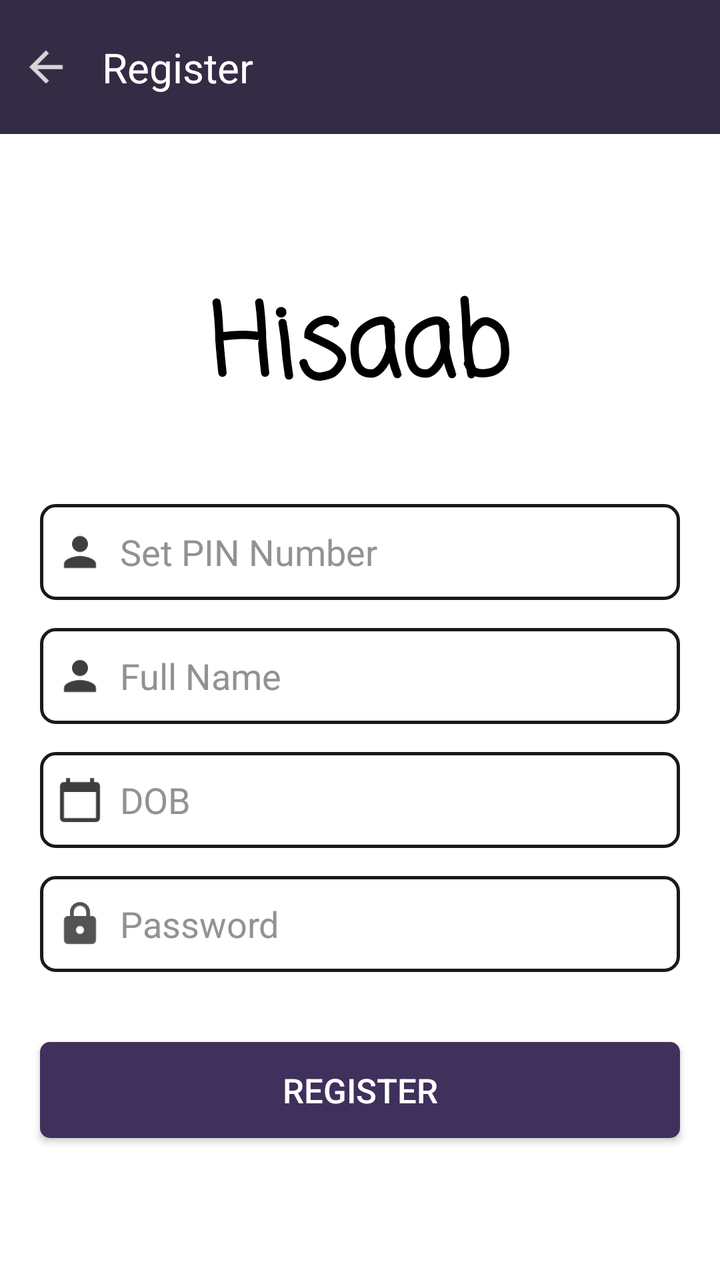
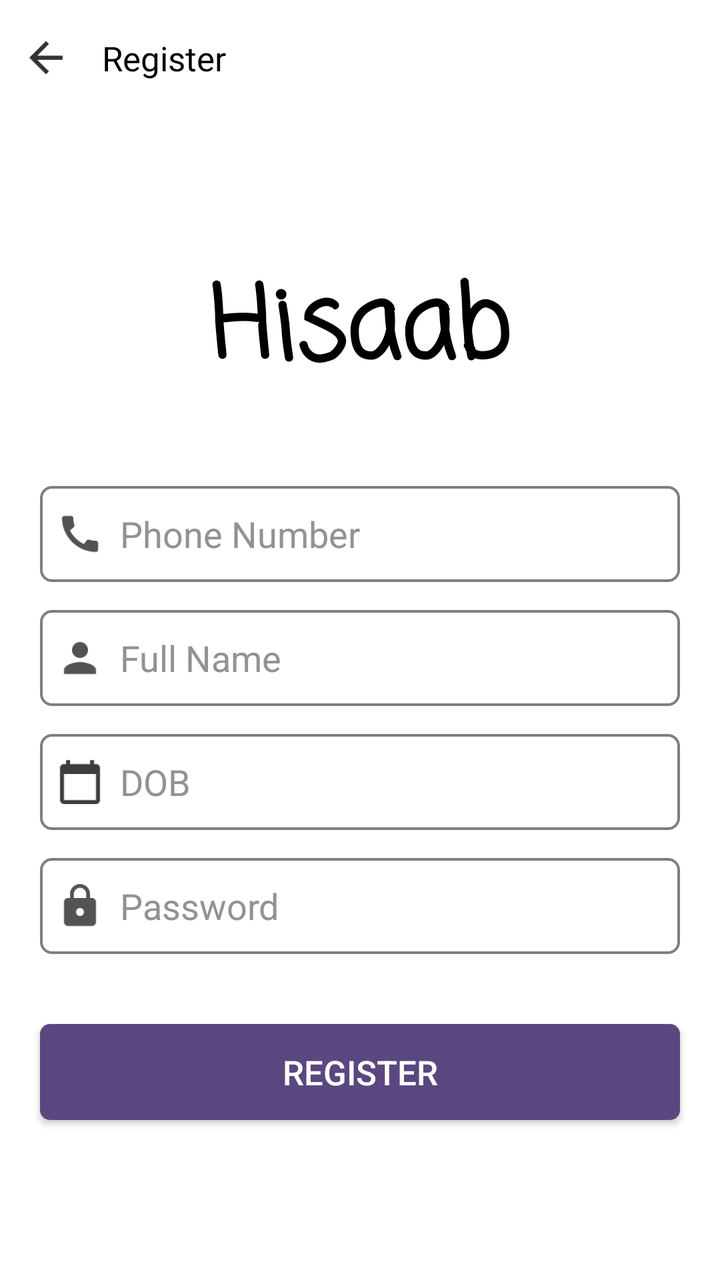

Two renders of the same Android screen: before a commit and after it. Below are the layout's source before the change and the commit's diff.
<!-- AndroidManifest.xml: application theme Theme.HisaabCalculator -->
<!-- res/layout/activity_signup.xml -->
<?xml version="1.0" encoding="utf-8"?>

<LinearLayout xmlns:android="http://schemas.android.com/apk/res/android"
    xmlns:tools="http://schemas.android.com/tools"
    android:layout_width="match_parent"
    android:layout_height="match_parent"
    android:orientation="vertical"
    android:background="@color/white"
    tools:context="hisaab.store.analyser.signup">
    <LinearLayout
        android:layout_width="match_parent"
        android:layout_height="@dimen/toolbarheight"
        android:background="@color/primarydark"
        android:orientation="horizontal"
        >
        <ImageView
            android:layout_width="wrap_content"
            android:minWidth="30dp"
            android:layout_height="@dimen/back_height"
            android:layout_margin="8dp"
            android:id="@+id/register_back"
            android:contentDescription="@string/back_button_to_move_back_to_login_activity_from_register_page"
            android:layout_gravity="center"
            android:src="@drawable/back"
            />
        <TextView
            android:layout_width="wrap_content"
            android:layout_height="match_parent"
            android:padding="5dp"
            android:gravity="center"
            android:layout_gravity="center"
            android:text="Register"
            android:textColor="@color/white"
            android:textSize="@dimen/toolbartextsize"/>
    </LinearLayout>
    <ScrollView
        android:layout_width="match_parent"
        android:layout_height="match_parent"
        >
        <LinearLayout
            android:layout_width="match_parent"
            android:layout_height="match_parent"
            android:orientation="vertical"
            >

            <TextView
                android:id="@+id/hisaab"
                android:layout_width="348dp"
                android:layout_height="115dp"
                android:layout_gravity="center"
                android:layout_marginTop="50dp"
                android:background="@color/white"
                android:fontFamily="casual"
                android:gravity="center"
                android:text="@string/hisaab"
                android:textColor="@color/black"
                android:textSize="50sp"
                android:textStyle="bold" />

            <EditText

        android:id="@+id/registerphone2"
        android:layout_width="wrap_content"
        android:minWidth="370dp"
        android:layout_gravity="center"
        android:layout_height="wrap_content"
        android:textSize="18sp"
        android:layout_marginLeft="20dp"
        android:layout_marginTop="20dp"
        android:layout_marginRight="20dp"
        android:background="@drawable/border"
        android:hint="Set PIN Number"
        android:importantForAutofill="no"
        android:inputType="number"
        android:minHeight="48dp"
                android:maxLength="15"
        android:padding="8dp"
        android:drawableLeft="@drawable/baseline_person_24"
        android:drawablePadding="8dp"
        android:selectAllOnFocus="true"
        android:textColor="@color/black"
        android:textColorHint="@color/gray"/>
    <EditText
        android:id="@+id/registerusername"
        android:layout_width="wrap_content"
        android:minWidth="370dp"
        android:layout_gravity="center"
        android:layout_height="wrap_content"
        android:textSize="18sp"
        android:maxLines="1"
        android:layout_marginLeft="20dp"
        android:layout_marginTop="14dp"
        android:layout_marginRight="20dp"
        android:background="@drawable/border"
        android:hint="Full Name"
        android:importantForAutofill="no"
        android:minHeight="48dp"
        android:padding="8dp"
        android:drawableLeft="@drawable/baseline_person_24"
        android:drawablePadding="8dp"
        android:selectAllOnFocus="true"
        android:textColor="@color/black"
        android:textColorHint="@color/gray"/>
    <TextView
        android:id="@+id/registerdob"
        android:layout_width="wrap_content"
        android:minWidth="370dp"
        android:layout_gravity="center"
        android:layout_height="wrap_content"
        android:layout_marginLeft="20dp"
        android:layout_marginTop="14dp"
        android:layout_marginRight="20dp"
        android:background="@drawable/border"
        android:hint="DOB"
        android:importantForAutofill="no"
        android:inputType="phone"
        android:minHeight="48dp"
        android:padding="8dp"
        android:textSize="18sp"
        android:gravity="center|start"
        android:drawableLeft="@drawable/baseline_calendar_today_24"
        android:drawablePadding="8dp"
        android:selectAllOnFocus="true"
        android:textColor="@color/black"
        android:textColorHint="@color/gray"/>
    <EditText
        android:id="@+id/password2"
        android:layout_width="wrap_content"
        android:minWidth="370dp"
        android:layout_gravity="center"
        android:layout_height="wrap_content"
        android:textSize="18sp"
        android:layout_marginLeft="20dp"
        android:layout_marginTop="14dp"
        android:layout_marginRight="20dp"
        android:background="@drawable/border"
        android:hint="@string/prompt_password"
        android:drawableLeft="@drawable/baseline_lock_24"
        android:drawablePadding="8dp"
        android:importantForAutofill="no"
        android:inputType="textPassword"
        android:minHeight="48dp"
        android:padding="8dp"
        android:selectAllOnFocus="true"
        android:textColor="@color/black"
        android:textColorHint="@color/gray"/>
    <androidx.appcompat.widget.AppCompatButton
        android:id="@+id/signup"
        android:layout_width="wrap_content"
        android:minWidth="370dp"
        android:layout_gravity="center"
        android:layout_height="wrap_content"
        android:layout_marginLeft="20dp"
        android:elevation="4dp"
        android:layout_marginTop="35dp"
        android:padding="8dp"
        android:contentDescription="@string/button_to_sign_up_by_user"
        android:background="@drawable/loginbut"
        android:layout_marginRight="20dp"
        android:layout_marginBottom="64dp"
        android:text="@string/register"
        android:textColor="@color/white"
        android:textSize="17sp"/>
        </LinearLayout>
    </ScrollView>
</LinearLayout>
<!-- resources referenced by this layout -->
<resources>
  <color name="black">#FF000000</color>
  <color name="gray">#939292</color>
  <color name="primarydark">#342B45</color>
  <color name="white">#FFFFFFFF</color>
  <dimen name="back_height">25dp</dimen>
  <dimen name="toolbarheight">67dp</dimen>
  <dimen name="toolbartextsize">20.6sp</dimen>
  <!-- drawable baseline_person_24 (drawable) -->
  <vector android:height="24dp" android:tint="#3E3E3E"
      android:viewportHeight="24" android:viewportWidth="24"
      android:width="24dp" xmlns:android="http://schemas.android.com/apk/res/android">
      <path android:fillColor="@android:color/white" android:pathData="M12,12c2.21,0 4,-1.79 4,-4s-1.79,-4 -4,-4 -4,1.79 -4,4 1.79,4 4,4zM12,14c-2.67,0 -8,1.34 -8,4v2h16v-2c0,-2.66 -5.33,-4 -8,-4z"/>
  </vector>
  <!-- drawable border (drawable) -->
  <?xml version="1.0" encoding="utf-8"?>
  
  <shape xmlns:android="http://schemas.android.com/apk/res/android" android:shape="rectangle">
      <stroke
          android:color="#191919"
          android:width="1.8dp"
          />
  
      <corners
          android:radius="7dp"
          />
  
  </shape>
  <!-- drawable loginbut (drawable) -->
  <?xml version="1.0" encoding="utf-8"?>
  
  <shape xmlns:android="http://schemas.android.com/apk/res/android" android:shape="rectangle">
      <solid android:color="#3F305C"/>
      <corners android:radius="5dp"/>
  
  </shape>
  <string name="back_button_to_move_back_to_login_activity_from_register_page">Back button to move back to login activity from register page</string>
  <string name="button_to_sign_up_by_user">Button to sign up by user</string>
  <string name="hisaab">Hisaab</string>
  <string name="prompt_password">Password</string>
  <string name="register">Register</string>
  <style name="Theme.HisaabCalculator" parent="Theme.MaterialComponents.DayNight.NoActionBar">
          
          <item name="colorPrimary">@color/purple_500</item>
          <item name="android:itemBackground">#2B2A2A</item>
          <item name="android:textColor">@color/white</item>
          <item name="android:insetTop">0dp</item>
          <item name="popupMenuBackground">@color/white</item>
          <item name="android:insetBottom">0dp</item>
          <item name="colorPrimaryVariant">@color/purple_700</item>
          <item name="colorOnPrimary">@color/white</item>
          
          <item name="colorSecondary">@color/itemdark</item>
          <item name="colorSecondaryVariant">@color/teal_700</item>
          <item name="colorOnSecondary">@color/black</item>
          
          <item name="android:statusBarColor" tools:targetApi="l">@color/backgrounddark</item>
          
      </style>
  <color name="purple_500">#6200EE</color>
  <color name="purple_700">#FF3700B3</color>
  <color name="itemdark">#FF03DAC5</color>
  <color name="teal_700">#FF018786</color>
  <color name="backgrounddark">#373142</color>
  <!-- unchanged entries left out for length: 3 -->
</resources>

<!-- the commit's change to res/layout/activity_signup.xml (unified diff, before → after) -->
@@ -1,6 +1,7 @@
 <?xml version="1.0" encoding="utf-8"?>
 
 <LinearLayout xmlns:android="http://schemas.android.com/apk/res/android"
+    xmlns:app="http://schemas.android.com/apk/res-auto"
     xmlns:tools="http://schemas.android.com/tools"
     android:layout_width="match_parent"
     android:layout_height="match_parent"
@@ -10,7 +11,7 @@
     <LinearLayout
         android:layout_width="match_parent"
         android:layout_height="@dimen/toolbarheight"
-        android:background="@color/primarydark"
+        android:background="@color/white"
         android:orientation="horizontal"
         >
         <ImageView
@@ -22,7 +23,7 @@
             android:contentDescription="@string/back_button_to_move_back_to_login_activity_from_register_page"
             android:layout_gravity="center"
             android:src="@drawable/back"
-            />
+            app:tint="@color/black" />
         <TextView
             android:layout_width="wrap_content"
             android:layout_height="match_parent"
@@ -30,7 +31,8 @@
             android:gravity="center"
             android:layout_gravity="center"
             android:text="Register"
-            android:textColor="@color/white"
+            android:fontFamily="@font/days_one"
+            android:textColor="@color/black"
             android:textSize="@dimen/toolbartextsize"/>
     </LinearLayout>
     <ScrollView
@@ -58,7 +60,6 @@
                 android:textStyle="bold" />
 
             <EditText
-
         android:id="@+id/registerphone2"
         android:layout_width="wrap_content"
         android:minWidth="370dp"
@@ -69,13 +70,14 @@
         android:layout_marginTop="20dp"
         android:layout_marginRight="20dp"
         android:background="@drawable/border"
-        android:hint="Set PIN Number"
+        android:hint="Phone Number"
         android:importantForAutofill="no"
         android:inputType="number"
         android:minHeight="48dp"
-                android:maxLength="15"
+        android:maxLength="10"
+                android:maxLines="1"
         android:padding="8dp"
-        android:drawableLeft="@drawable/baseline_person_24"
+        android:drawableLeft="@drawable/baseline_call_24"
         android:drawablePadding="8dp"
         android:selectAllOnFocus="true"
         android:textColor="@color/black"
@@ -91,6 +93,7 @@
         android:layout_marginLeft="20dp"
         android:layout_marginTop="14dp"
         android:layout_marginRight="20dp"
+        android:drawableTint="#535353"
         android:background="@drawable/border"
         android:hint="Full Name"
         android:importantForAutofill="no"
@@ -144,6 +147,14 @@
         android:selectAllOnFocus="true"
         android:textColor="@color/black"
         android:textColorHint="@color/gray"/>
+        <ProgressBar
+            android:layout_width="wrap_content"
+            android:layout_height="wrap_content"
+            android:layout_gravity="center"
+            android:layout_margin="10dp"
+            android:id="@+id/registerprogress"
+            android:visibility="gone"
+            />
     <androidx.appcompat.widget.AppCompatButton
         android:id="@+id/signup"
         android:layout_width="wrap_content"
<!-- resource entries referenced after the edit -->
@@ -2,36 +2,42 @@
 <resources>
   <color name="black">#FF000000</color>
   <color name="gray">#939292</color>
-  <color name="primarydark">#342B45</color>
+  <color name="primarydark">#5A4780</color>
+  <color name="primarylight">#5E368F</color>
   <color name="white">#FFFFFFFF</color>
   <dimen name="back_height">25dp</dimen>
-  <dimen name="toolbarheight">67dp</dimen>
-  <dimen name="toolbartextsize">20.6sp</dimen>
-  <!-- drawable baseline_person_24 (drawable) -->
-  <vector android:height="24dp" android:tint="#3E3E3E"
+  <dimen name="toolbarheight">58dp</dimen>
+  <dimen name="toolbartextsize">17sp</dimen>
+  <!-- drawable baseline_call_24 (drawable) -->
+  <vector android:height="24dp" android:tint="#535353"
       android:viewportHeight="24" android:viewportWidth="24"
       android:width="24dp" xmlns:android="http://schemas.android.com/apk/res/android">
-      <path android:fillColor="@android:color/white" android:pathData="M12,12c2.21,0 4,-1.79 4,-4s-1.79,-4 -4,-4 -4,1.79 -4,4 1.79,4 4,4zM12,14c-2.67,0 -8,1.34 -8,4v2h16v-2c0,-2.66 -5.33,-4 -8,-4z"/>
+      <path android:fillColor="@android:color/white" android:pathData="M20.01,15.38c-1.23,0 -2.42,-0.2 -3.53,-0.56 -0.35,-0.12 -0.74,-0.03 -1.01,0.24l-1.57,1.97c-2.83,-1.35 -5.48,-3.9 -6.89,-6.83l1.95,-1.66c0.27,-0.28 0.35,-0.67 0.24,-1.02 -0.37,-1.11 -0.56,-2.3 -0.56,-3.53 0,-0.54 -0.45,-0.99 -0.99,-0.99H4.19C3.65,3 3,3.24 3,3.99 3,13.28 10.73,21 20.01,21c0.71,0 0.99,-0.63 0.99,-1.18v-3.45c0,-0.54 -0.45,-0.99 -0.99,-0.99z"/>
+  </vector>
+  <!-- drawable baseline_person_24 (drawable) -->
+  <vector android:height="24dp" android:tint="#A5A5A5"
+      android:viewportHeight="24" android:viewportWidth="24"
+      android:width="24dp" xmlns:android="http://schemas.android.com/apk/res/android">
+      <path android:fillColor="#E4E4E4" android:pathData="M12,12c2.21,0 4,-1.79 4,-4s-1.79,-4 -4,-4 -4,1.79 -4,4 1.79,4 4,4zM12,14c-2.67,0 -8,1.34 -8,4v2h16v-2c0,-2.66 -5.33,-4 -8,-4z"/>
   </vector>
   <!-- drawable border (drawable) -->
   <?xml version="1.0" encoding="utf-8"?>
   
   <shape xmlns:android="http://schemas.android.com/apk/res/android" android:shape="rectangle">
       <stroke
-          android:color="#191919"
-          android:width="1.8dp"
+          android:color="#CC605F5F"
+          android:width="1.2dp"
           />
   
       <corners
-          android:radius="7dp"
+          android:radius="5.2dp"
           />
   
   </shape>
   <!-- drawable loginbut (drawable) -->
   <?xml version="1.0" encoding="utf-8"?>
-  
   <shape xmlns:android="http://schemas.android.com/apk/res/android" android:shape="rectangle">
-      <solid android:color="#3F305C"/>
+      <solid android:color="@color/primarydark"/>
       <corners android:radius="5dp"/>
   
   </shape>
@@ -42,7 +48,7 @@
   <string name="register">Register</string>
   <style name="Theme.HisaabCalculator" parent="Theme.MaterialComponents.DayNight.NoActionBar">
           
-          <item name="colorPrimary">@color/purple_500</item>
+          <item name="colorPrimary">@color/primarylight</item>
           <item name="android:itemBackground">#2B2A2A</item>
           <item name="android:textColor">@color/white</item>
           <item name="android:insetTop">0dp</item>
@@ -54,15 +60,15 @@
           <item name="colorSecondary">@color/itemdark</item>
           <item name="colorSecondaryVariant">@color/teal_700</item>
           <item name="colorOnSecondary">@color/black</item>
+          <item name="android:fitsSystemWindows">true</item>
+          <item name="android:windowFullscreen">false</item>
           
-          <item name="android:statusBarColor" tools:targetApi="l">@color/backgrounddark</item>
+          <item name="android:statusBarColor" tools:targetApi="l">@color/primarylight</item>
           
       </style>
-  <color name="purple_500">#6200EE</color>
-  <color name="purple_700">#FF3700B3</color>
+  <color name="purple_700">#E4E4E4</color>
   <color name="itemdark">#FF03DAC5</color>
   <color name="teal_700">#FF018786</color>
-  <color name="backgrounddark">#373142</color>
   <!-- unchanged entries left out for length: 3 -->
 </resources>
 
